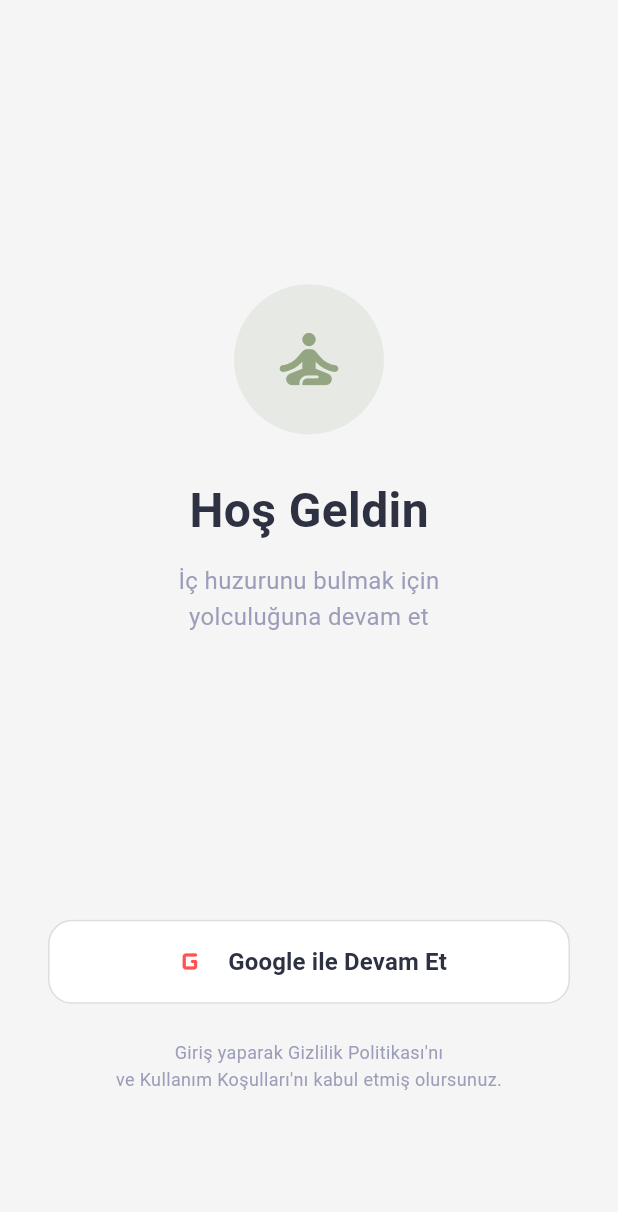
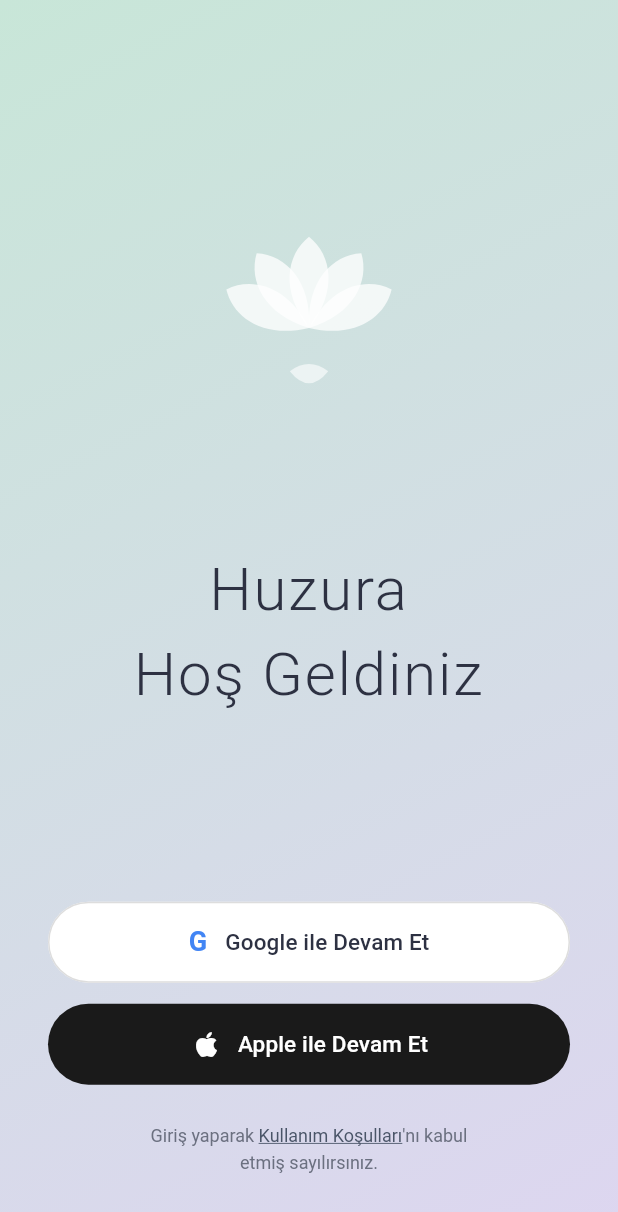
Before and after one commit to BurakGuldal10/maditasyon, a Flutter app: the screen it shows after launch, on a phone screen of 412 x 824 dp. Shown: the top 1212 px of the screen. Run offline on Flutter 3.47's test engine with Material 3 defaults, Android fonts, the phone set to English and light mode, and no system bars; our stand-ins replace firebase_auth, firebase_core, google_sign_in, just_audio; accounts and stored records are empty; network calls fail; Roboto replaces fonts that are missing (Montserrat).

Commit message:
Giriş ekranı tasarımı güncellendi: Huzura Hoş Geldiniz
- Mint yeşil → lavanta gradient arka plan
- Özel lotus ikonu (CustomPainter)
- 'Huzura Hoş Geldiniz' başlığı
- Google (beyaz) ve Apple (siyah) butonları
- Yuvarlak köşeli pill buton tasarımı

Co-Authored-By: Claude Sonnet 4.6 <noreply@anthropic.com>

```diff
--- a/lib/ozellikler/giris/gorunum/giris_ekrani.dart
+++ b/lib/ozellikler/giris/gorunum/giris_ekrani.dart
@@ -1,5 +1,4 @@
 import 'package:flutter/material.dart';
-import '../../../cekirdek/sabitler/renkler.dart';
 import '../../../cekirdek/servisler/auth_servisi.dart';
 
 class GirisEkrani extends StatefulWidget {
@@ -34,83 +33,115 @@ class _GirisEkraniState extends State<GirisEkrani> {
   @override
   Widget build(BuildContext context) {
     return Scaffold(
-      backgroundColor: UygulamaRenkleri.arkaPlan,
-      body: SafeArea(
+      body: Container(
+        decoration: const BoxDecoration(
+          gradient: LinearGradient(
+            begin: Alignment.topLeft,
+            end: Alignment.bottomRight,
+            colors: [
+              Color(0xFFC8E6D8), // mint yeşil
+              Color(0xFFDDD6F0), // lavanta
+            ],
+          ),
+        ),
+        child: SafeArea(
           child: Padding(
             padding: const EdgeInsets.symmetric(horizontal: 32),
             child: Column(
               children: [
+                // Üst boşluk + Lotus ikon alanı
+                const Spacer(flex: 3),
+                _lotusIkon(),
                 const Spacer(flex: 2),
-              // Logo / İkon
-              Container(
-                width: 100,
-                height: 100,
-                decoration: BoxDecoration(
-                  color: UygulamaRenkleri.adacayiYesili.withOpacity(0.15),
-                  shape: BoxShape.circle,
-                ),
-                child: const Icon(
-                  Icons.self_improvement_rounded,
-                  size: 52,
-                  color: UygulamaRenkleri.adacayiYesili,
+
+                // Başlık
+                const Text(
+                  'Huzura',
+                  textAlign: TextAlign.center,
+                  style: TextStyle(
+                    fontSize: 40,
+                    fontWeight: FontWeight.w300,
+                    color: Color(0xFF2D3142),
+                    letterSpacing: 1.2,
                   ),
                 ),
-              const SizedBox(height: 28),
-              // Başlık
                 const Text(
-                'Hoş Geldin',
+                  'Hoş Geldiniz',
+                  textAlign: TextAlign.center,
                   style: TextStyle(
-                  fontSize: 32,
-                  fontWeight: FontWeight.bold,
-                  color: UygulamaRenkleri.anaYaziRengi,
+                    fontSize: 40,
+                    fontWeight: FontWeight.w300,
+                    color: Color(0xFF2D3142),
+                    letterSpacing: 1.2,
                   ),
                 ),
-              const SizedBox(height: 12),
-              const Text(
-                'İç huzurunu bulmak için\nyolculuğuna devam et',
+
+                const Spacer(flex: 3),
+
+                // Butonlar
+                if (_yukleniyor)
+                  const CircularProgressIndicator(color: Color(0xFF2D3142))
+                else ...[
+                  _googleButonu(),
+                  const SizedBox(height: 14),
+                  _appleButonu(),
+                ],
+
+                const SizedBox(height: 24),
+
+                // Alt yazı
+                RichText(
                   textAlign: TextAlign.center,
+                  text: const TextSpan(
                     style: TextStyle(
-                  fontSize: 16,
+                      fontSize: 12,
+                      color: Color(0xFF6B7080),
                       height: 1.5,
-                  color: UygulamaRenkleri.ikincilYaziRengi,
+                    ),
+                    children: [
+                      TextSpan(text: 'Giriş yaparak '),
+                      TextSpan(
+                        text: 'Kullanım Koşulları',
+                        style: TextStyle(
+                          decoration: TextDecoration.underline,
+                          color: Color(0xFF4A5568),
                         ),
                       ),
-              const Spacer(flex: 2),
-              // Google Giriş Butonu
-              _yukleniyor
-                  ? const CircularProgressIndicator(
-                      color: UygulamaRenkleri.adacayiYesili,
-                    )
-                  : _googleGirisButonu(),
-              const SizedBox(height: 24),
-              const Text(
-                'Giriş yaparak Gizlilik Politikası\'nı\nve Kullanım Koşulları\'nı kabul etmiş olursunuz.',
-                textAlign: TextAlign.center,
-                style: TextStyle(
-                  fontSize: 12,
-                  color: UygulamaRenkleri.ikincilYaziRengi,
-                  height: 1.5,
+                      TextSpan(text: '\'nı kabul\netmiş sayılırsınız.'),
+                    ],
                   ),
                 ),
+
                 const Spacer(),
               ],
+            ),
           ),
         ),
       ),
     );
   }
 
-  Widget _googleGirisButonu() {
+  Widget _lotusIkon() {
+    return SizedBox(
+      width: 160,
+      height: 160,
+      child: CustomPaint(
+        painter: _LotusPainter(),
+      ),
+    );
+  }
+
+  Widget _googleButonu() {
     return SizedBox(
       width: double.infinity,
-      height: 56,
+      height: 54,
       child: OutlinedButton(
         onPressed: _googleIleGiris,
         style: OutlinedButton.styleFrom(
           backgroundColor: Colors.white,
           side: const BorderSide(color: Color(0xFFDDDDDD)),
           shape: RoundedRectangleBorder(
-            borderRadius: BorderRadius.circular(16),
+            borderRadius: BorderRadius.circular(30),
           ),
           elevation: 0,
         ),
@@ -118,22 +149,58 @@ class _GirisEkraniState extends State<GirisEkrani> {
           mainAxisAlignment: MainAxisAlignment.center,
           children: [
             Image.network(
-              'https://www.google.com/favicon.ico',
-              width: 22,
-              height: 22,
-              errorBuilder: (_, __, ___) => const Icon(
-                Icons.g_mobiledata_rounded,
-                size: 26,
-                color: Colors.redAccent,
+              'https://www.gstatic.com/firebasejs/ui/2.0.0/images/auth/google.svg',
+              width: 20,
+              height: 20,
+              errorBuilder: (_, __, ___) => const Text(
+                'G',
+                style: TextStyle(
+                  fontSize: 18,
+                  fontWeight: FontWeight.bold,
+                  color: Color(0xFF4285F4),
+                ),
               ),
             ),
             const SizedBox(width: 12),
             const Text(
               'Google ile Devam Et',
               style: TextStyle(
-                fontSize: 16,
-                fontWeight: FontWeight.w600,
-                color: UygulamaRenkleri.anaYaziRengi,
+                fontSize: 15,
+                fontWeight: FontWeight.w500,
+                color: Color(0xFF2D3142),
+              ),
+            ),
+          ],
+        ),
+      ),
+    );
+  }
+
+  Widget _appleButonu() {
+    return SizedBox(
+      width: double.infinity,
+      height: 54,
+      child: ElevatedButton(
+        onPressed: () {},
+        style: ElevatedButton.styleFrom(
+          backgroundColor: const Color(0xFF1A1A1A),
+          foregroundColor: Colors.white,
+          shape: RoundedRectangleBorder(
+            borderRadius: BorderRadius.circular(30),
+          ),
+          elevation: 0,
+        ),
+        child: const Row(
+          mainAxisAlignment: MainAxisAlignment.center,
+          children: [
+            Icon(Icons.apple, size: 22, color: Colors.white),
+            SizedBox(width: 10),
+            Text(
+              'Apple ile Devam Et',
+              style: TextStyle(
+                fontSize: 15,
+                fontWeight: FontWeight.w500,
+                color: Colors.white,
               ),
             ),
           ],
@@ -142,3 +209,53 @@ class _GirisEkraniState extends State<GirisEkrani> {
     );
   }
 }
+
+class _LotusPainter extends CustomPainter {
+  @override
+  void paint(Canvas canvas, Size size) {
+    final paint = Paint()
+      ..color = Colors.white.withValues(alpha: 0.75)
+      ..style = PaintingStyle.fill;
+
+    final cx = size.width / 2;
+    final cy = size.height / 2;
+
+    // Merkez yaprak
+    _yaprakCiz(canvas, paint, cx, cy, 0, size);
+    // Sol yapraklar
+    _yaprakCiz(canvas, paint, cx, cy, -35, size);
+    _yaprakCiz(canvas, paint, cx, cy, -65, size);
+    // Sağ yapraklar
+    _yaprakCiz(canvas, paint, cx, cy, 35, size);
+    _yaprakCiz(canvas, paint, cx, cy, 65, size);
+
+    // Alt gövde
+    final govdePaint = Paint()
+      ..color = Colors.white.withValues(alpha: 0.6)
+      ..style = PaintingStyle.fill;
+    final govdePath = Path();
+    govdePath.moveTo(cx - size.width * 0.08, cy + size.height * 0.28);
+    govdePath.quadraticBezierTo(cx, cy + size.height * 0.38, cx + size.width * 0.08, cy + size.height * 0.28);
+    govdePath.quadraticBezierTo(cx, cy + size.height * 0.22, cx - size.width * 0.08, cy + size.height * 0.28);
+    canvas.drawPath(govdePath, govdePaint);
+  }
+
+  void _yaprakCiz(Canvas canvas, Paint paint, double cx, double cy, double aciDerece, Size size) {
+    final aci = aciDerece * 3.14159 / 180;
+    canvas.save();
+    canvas.translate(cx, cy + size.height * 0.1);
+    canvas.rotate(aci);
+
+    final yaprak = Path();
+    final h = size.height * 0.38;
+    final w = size.width * 0.12;
+    yaprak.moveTo(0, 0);
+    yaprak.cubicTo(-w, -h * 0.4, -w * 0.8, -h * 0.8, 0, -h);
+    yaprak.cubicTo(w * 0.8, -h * 0.8, w, -h * 0.4, 0, 0);
+    canvas.drawPath(yaprak, paint);
+    canvas.restore();
+  }
+
+  @override
+  bool shouldRepaint(covariant CustomPainter oldDelegate) => false;
+}
```
Lines whose indentation alone changed are shown as unchanged.
